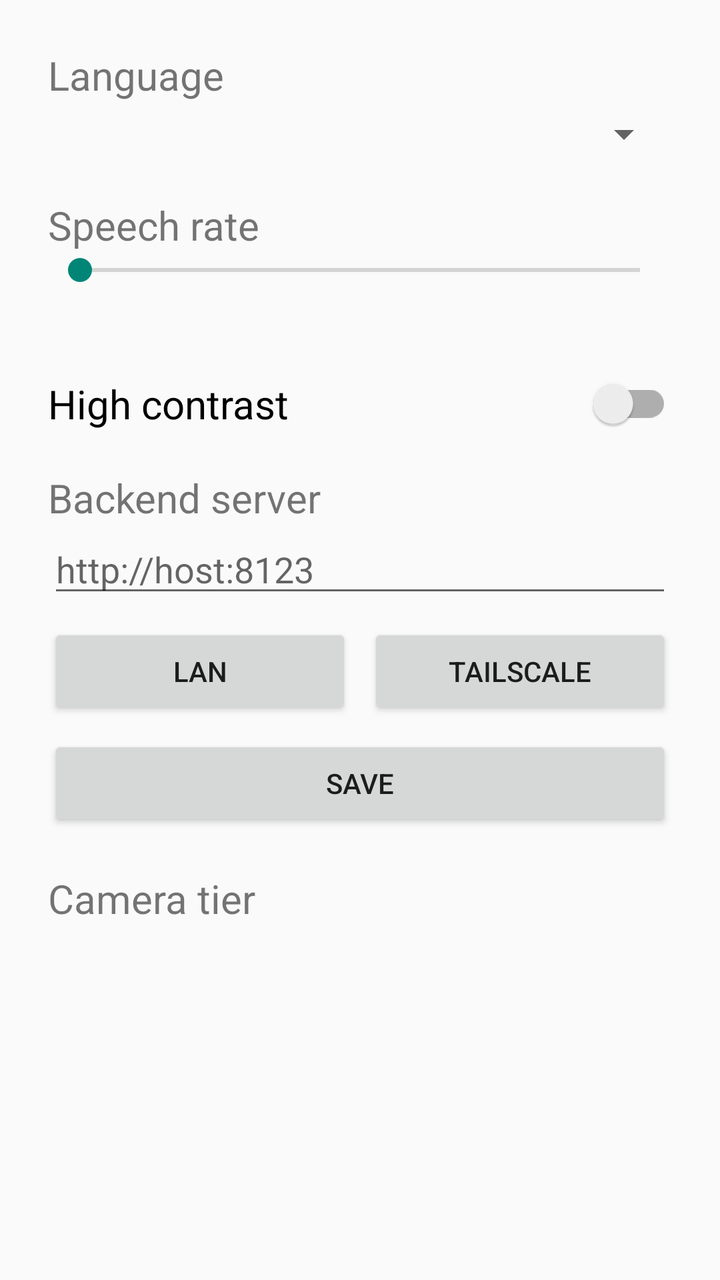
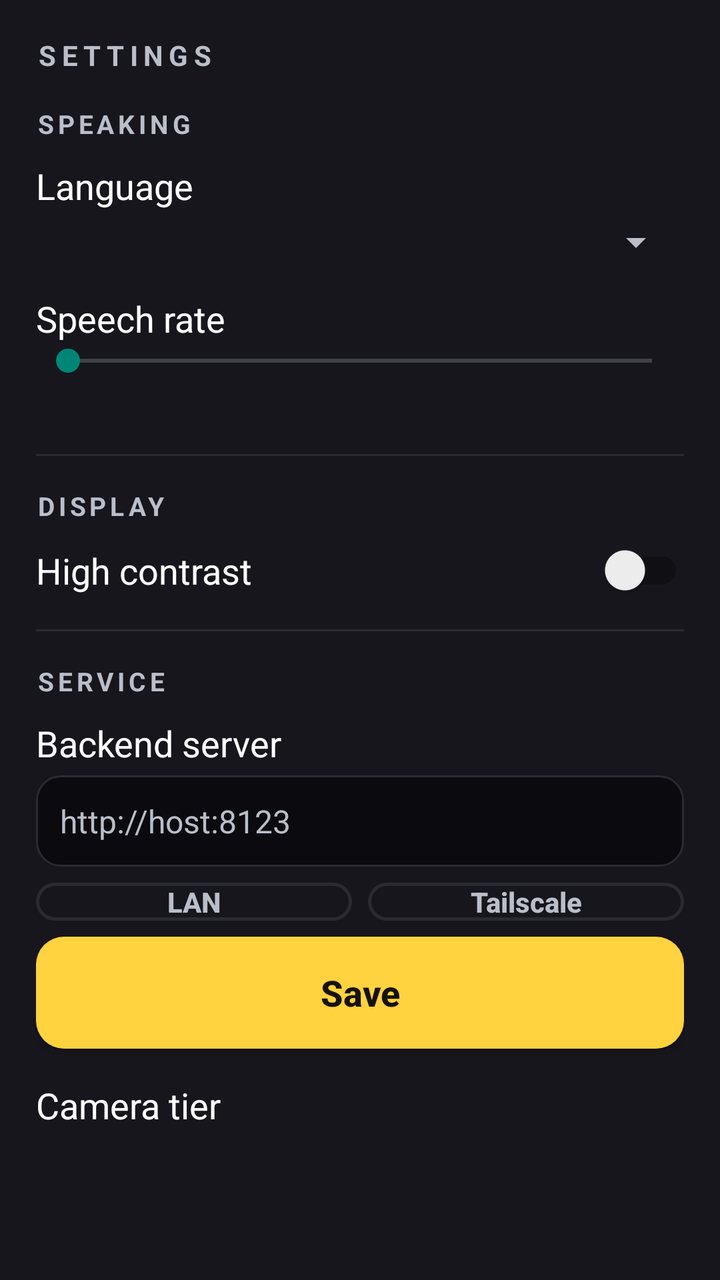

Before-and-after screenshots of an Android layout around one commit, followed by the original layout XML and the change that was made.
<!-- AndroidManifest.xml: application theme Theme.Alumbra -->
<!-- res/layout/activity_settings.xml -->
<?xml version="1.0" encoding="utf-8"?>
<ScrollView xmlns:android="http://schemas.android.com/apk/res/android"
    android:layout_width="match_parent"
    android:layout_height="match_parent"
    android:fillViewport="true">

    <LinearLayout
        android:layout_width="match_parent"
        android:layout_height="wrap_content"
        android:orientation="vertical"
        android:padding="24dp">

        <TextView
            android:layout_width="match_parent"
            android:layout_height="wrap_content"
            android:text="@string/settings_language"
            android:textSize="20sp" />

        <Spinner
            android:id="@+id/language_spinner"
            android:layout_width="match_parent"
            android:layout_height="wrap_content"
            android:layout_marginTop="4dp"
            android:contentDescription="@string/settings_language_description" />

        <TextView
            android:layout_width="match_parent"
            android:layout_height="wrap_content"
            android:layout_marginTop="20dp"
            android:text="@string/settings_rate"
            android:textSize="20sp" />

        <SeekBar
            android:id="@+id/rate_seekbar"
            android:layout_width="match_parent"
            android:layout_height="wrap_content"
            android:contentDescription="@string/settings_rate_description"
            android:max="30" />

        <TextView
            android:id="@+id/rate_value"
            android:layout_width="match_parent"
            android:layout_height="wrap_content"
            android:textSize="18sp" />

        <androidx.appcompat.widget.SwitchCompat
            android:id="@+id/contrast_switch"
            android:layout_width="match_parent"
            android:layout_height="wrap_content"
            android:layout_marginTop="20dp"
            android:contentDescription="@string/settings_contrast_description"
            android:text="@string/settings_contrast"
            android:textSize="20sp" />

        <TextView
            android:layout_width="match_parent"
            android:layout_height="wrap_content"
            android:layout_marginTop="20dp"
            android:text="@string/settings_server"
            android:textSize="20sp" />

        <EditText
            android:id="@+id/base_url_field"
            android:layout_width="match_parent"
            android:layout_height="wrap_content"
            android:contentDescription="@string/settings_server_description"
            android:hint="@string/settings_server_hint"
            android:inputType="textUri"
            android:textSize="18sp" />

        <LinearLayout
            android:layout_width="match_parent"
            android:layout_height="wrap_content"
            android:layout_marginTop="8dp"
            android:orientation="horizontal">

            <Button
                android:id="@+id/preset_lan_button"
                android:layout_width="0dp"
                android:layout_height="wrap_content"
                android:layout_marginEnd="4dp"
                android:layout_weight="1"
                android:contentDescription="@string/preset_lan_description"
                android:text="@string/preset_lan_label" />

            <Button
                android:id="@+id/preset_tail_button"
                android:layout_width="0dp"
                android:layout_height="wrap_content"
                android:layout_marginStart="4dp"
                android:layout_weight="1"
                android:contentDescription="@string/preset_tail_description"
                android:text="@string/preset_tail_label" />

        </LinearLayout>

        <Button
            android:id="@+id/save_server_button"
            android:layout_width="match_parent"
            android:layout_height="wrap_content"
            android:layout_marginTop="8dp"
            android:contentDescription="@string/save_server_description"
            android:text="@string/save_server_label" />

        <TextView
            android:layout_width="match_parent"
            android:layout_height="wrap_content"
            android:layout_marginTop="20dp"
            android:text="@string/settings_camera_tier"
            android:textSize="20sp" />

        <TextView
            android:id="@+id/camera_tier_text"
            android:layout_width="match_parent"
            android:layout_height="wrap_content"
            android:layout_marginBottom="16dp"
            android:textSize="18sp" />

    </LinearLayout>
</ScrollView>
<!-- resources referenced by this layout -->
<resources>
  <string name="preset_lan_description">Use the LAN address preset</string>
  <string name="preset_lan_label">LAN</string>
  <string name="preset_tail_description">Use the Tailscale address preset</string>
  <string name="preset_tail_label">Tailscale</string>
  <string name="save_server_description">Save the backend address</string>
  <string name="save_server_label">Save</string>
  <string name="settings_camera_tier">Camera tier</string>
  <string name="settings_contrast">High contrast</string>
  <string name="settings_contrast_description">High contrast toggle</string>
  <string name="settings_language">Language</string>
  <string name="settings_language_description">Voice language</string>
  <string name="settings_rate">Speech rate</string>
  <string name="settings_rate_description">Speech rate slider</string>
  <string name="settings_server">Backend server</string>
  <string name="settings_server_description">Backend base URL</string>
  <string name="settings_server_hint">http://host:8123</string>
  <style name="Theme.Alumbra" parent="Theme.AppCompat.DayNight.NoActionBar">
          <item name="warningTextColor">#B26A00</item>
      </style>
</resources>

<!-- the commit's change to res/layout/activity_settings.xml (unified diff, before → after) -->
@@ -8,13 +8,35 @@
         android:layout_width="match_parent"
         android:layout_height="wrap_content"
         android:orientation="vertical"
-        android:padding="24dp">
+        android:padding="18dp">
+
+        <TextView
+            android:id="@+id/appname_text"
+            android:layout_width="wrap_content"
+            android:layout_height="wrap_content"
+            android:letterSpacing="0.2"
+            android:text="SETTINGS"
+            android:textColor="@color/alumbra_dim"
+            android:textSize="14sp"
+            android:textStyle="bold" />
 
         <TextView
             android:layout_width="match_parent"
             android:layout_height="wrap_content"
+            android:layout_marginTop="16dp"
+            android:letterSpacing="0.15"
+            android:text="@string/section_speaking"
+            android:textColor="@color/alumbra_dim"
+            android:textSize="13sp"
+            android:textStyle="bold" />
+
+        <TextView
+            android:layout_width="match_parent"
+            android:layout_height="wrap_content"
+            android:layout_marginTop="10dp"
             android:text="@string/settings_language"
-            android:textSize="20sp" />
+            android:textColor="@color/alumbra_ink"
+            android:textSize="18sp" />
 
         <Spinner
             android:id="@+id/language_spinner"
@@ -26,9 +48,10 @@
         <TextView
             android:layout_width="match_parent"
             android:layout_height="wrap_content"
-            android:layout_marginTop="20dp"
+            android:layout_marginTop="14dp"
             android:text="@string/settings_rate"
-            android:textSize="20sp" />
+            android:textColor="@color/alumbra_ink"
+            android:textSize="18sp" />
 
         <SeekBar
             android:id="@+id/rate_seekbar"
@@ -41,32 +64,72 @@
             android:id="@+id/rate_value"
             android:layout_width="match_parent"
             android:layout_height="wrap_content"
-            android:textSize="18sp" />
+            android:textColor="@color/alumbra_amber"
+            android:textSize="16sp" />
+
+        <View
+            android:layout_width="match_parent"
+            android:layout_height="1dp"
+            android:layout_marginTop="16dp"
+            android:background="@color/alumbra_line" />
+
+        <TextView
+            android:layout_width="match_parent"
+            android:layout_height="wrap_content"
+            android:layout_marginTop="16dp"
+            android:letterSpacing="0.15"
+            android:text="@string/section_display"
+            android:textColor="@color/alumbra_dim"
+            android:textSize="13sp"
+            android:textStyle="bold" />
 
         <androidx.appcompat.widget.SwitchCompat
             android:id="@+id/contrast_switch"
             android:layout_width="match_parent"
             android:layout_height="wrap_content"
-            android:layout_marginTop="20dp"
+            android:layout_marginTop="10dp"
             android:contentDescription="@string/settings_contrast_description"
             android:text="@string/settings_contrast"
-            android:textSize="20sp" />
+            android:textColor="@color/alumbra_ink"
+            android:textSize="18sp" />
+
+        <View
+            android:layout_width="match_parent"
+            android:layout_height="1dp"
+            android:layout_marginTop="16dp"
+            android:background="@color/alumbra_line" />
 
         <TextView
             android:layout_width="match_parent"
             android:layout_height="wrap_content"
-            android:layout_marginTop="20dp"
+            android:layout_marginTop="16dp"
+            android:letterSpacing="0.15"
+            android:text="@string/section_service"
+            android:textColor="@color/alumbra_dim"
+            android:textSize="13sp"
+            android:textStyle="bold" />
+
+        <TextView
+            android:layout_width="match_parent"
+            android:layout_height="wrap_content"
+            android:layout_marginTop="10dp"
             android:text="@string/settings_server"
-            android:textSize="20sp" />
+            android:textColor="@color/alumbra_ink"
+            android:textSize="18sp" />
 
         <EditText
             android:id="@+id/base_url_field"
             android:layout_width="match_parent"
             android:layout_height="wrap_content"
+            android:layout_marginTop="4dp"
+            android:background="@drawable/box_type"
             android:contentDescription="@string/settings_server_description"
             android:hint="@string/settings_server_hint"
             android:inputType="textUri"
-            android:textSize="18sp" />
+            android:padding="12dp"
+            android:textColor="@color/alumbra_ink"
+            android:textColorHint="@color/alumbra_dim"
+            android:textSize="16sp" />
 
         <LinearLayout
             android:layout_width="match_parent"
@@ -81,7 +144,9 @@
                 android:layout_marginEnd="4dp"
                 android:layout_weight="1"
                 android:contentDescription="@string/preset_lan_description"
-                android:text="@string/preset_lan_label" />
+                android:minHeight="0dp"
+                android:text="@string/preset_lan_label"
+                style="@style/Widget.Alumbra.Button.Slim" />
 
             <Button
                 android:id="@+id/preset_tail_button"
@@ -90,7 +155,9 @@
                 android:layout_marginStart="4dp"
                 android:layout_weight="1"
                 android:contentDescription="@string/preset_tail_description"
-                android:text="@string/preset_tail_label" />
+                android:minHeight="0dp"
+                android:text="@string/preset_tail_label"
+                style="@style/Widget.Alumbra.Button.Slim" />
 
         </LinearLayout>
 
@@ -100,21 +167,26 @@
             android:layout_height="wrap_content"
             android:layout_marginTop="8dp"
             android:contentDescription="@string/save_server_description"
-            android:text="@string/save_server_label" />
+            android:minHeight="56dp"
+            android:text="@string/save_server_label"
+            style="@style/Widget.Alumbra.Button.Primary" />
 
         <TextView
             android:layout_width="match_parent"
             android:layout_height="wrap_content"
-            android:layout_marginTop="20dp"
+            android:layout_marginTop="16dp"
             android:text="@string/settings_camera_tier"
-            android:textSize="20sp" />
+            android:textColor="@color/alumbra_ink"
+            android:textSize="18sp" />
 
         <TextView
             android:id="@+id/camera_tier_text"
             android:layout_width="match_parent"
             android:layout_height="wrap_content"
+            android:layout_marginTop="4dp"
             android:layout_marginBottom="16dp"
-            android:textSize="18sp" />
+            android:textColor="@color/alumbra_amber"
+            android:textSize="16sp" />
 
     </LinearLayout>
 </ScrollView>
<!-- resource entries referenced after the edit -->
@@ -1,11 +1,25 @@
 <!-- resources referenced by this layout -->
 <resources>
+  <color name="alumbra_amber">#FFD23F</color>
+  <color name="alumbra_dim">#B9BEC9</color>
+  <color name="alumbra_ink">#FFFFFF</color>
+  <color name="alumbra_line">#2A2A33</color>
+  <!-- drawable box_type (drawable) -->
+  <?xml version="1.0" encoding="utf-8"?>
+  <shape xmlns:android="http://schemas.android.com/apk/res/android" android:shape="rectangle">
+      <solid android:color="#0A0A0F" />
+      <stroke android:width="1dp" android:color="@color/alumbra_line" />
+      <corners android:radius="12dp" />
+  </shape>
   <string name="preset_lan_description">Use the LAN address preset</string>
   <string name="preset_lan_label">LAN</string>
   <string name="preset_tail_description">Use the Tailscale address preset</string>
   <string name="preset_tail_label">Tailscale</string>
   <string name="save_server_description">Save the backend address</string>
   <string name="save_server_label">Save</string>
+  <string name="section_display">DISPLAY</string>
+  <string name="section_service">SERVICE</string>
+  <string name="section_speaking">SPEAKING</string>
   <string name="settings_camera_tier">Camera tier</string>
   <string name="settings_contrast">High contrast</string>
   <string name="settings_contrast_description">High contrast toggle</string>
@@ -16,8 +30,45 @@
   <string name="settings_server">Backend server</string>
   <string name="settings_server_description">Backend base URL</string>
   <string name="settings_server_hint">http://host:8123</string>
+  <style name="Widget.Alumbra.Button.Primary" parent="Widget.AppCompat.Button">
+          <item name="android:background">@drawable/btn_amber</item>
+          <item name="android:textColor">@color/alumbra_amber_ink</item>
+          <item name="android:textSize">18sp</item>
+          <item name="android:textStyle">bold</item>
+          <item name="android:textAllCaps">false</item>
+      </style>
+  <style name="Widget.Alumbra.Button.Slim" parent="Widget.AppCompat.Button">
+          <item name="android:background">@drawable/btn_outline</item>
+          <item name="android:textColor">@color/alumbra_dim</item>
+          <item name="android:textSize">14sp</item>
+          <item name="android:textStyle">bold</item>
+          <item name="android:textAllCaps">false</item>
+          <item name="android:minHeight">0dp</item>
+          <item name="android:minWidth">0dp</item>
+      </style>
   <style name="Theme.Alumbra" parent="Theme.AppCompat.DayNight.NoActionBar">
-          <item name="warningTextColor">#B26A00</item>
+          <item name="android:windowBackground">@color/alumbra_soft_bg</item>
+          <item name="android:textColor">@color/alumbra_ink</item>
+          <item name="android:textColorPrimary">@color/alumbra_ink</item>
+          <item name="android:textColorSecondary">@color/alumbra_dim</item>
+          <item name="colorPrimary">@color/alumbra_amber</item>
+          <item name="warningTextColor">@color/alumbra_warn</item>
       </style>
+  <!-- drawable btn_amber (drawable) -->
+  <?xml version="1.0" encoding="utf-8"?>
+  <shape xmlns:android="http://schemas.android.com/apk/res/android" android:shape="rectangle">
+      <solid android:color="@color/alumbra_amber" />
+      <corners android:radius="14dp" />
+  </shape>
+  <color name="alumbra_amber_ink">#161200</color>
+  <!-- drawable btn_outline (drawable) -->
+  <?xml version="1.0" encoding="utf-8"?>
+  <shape xmlns:android="http://schemas.android.com/apk/res/android" android:shape="rectangle">
+      <solid android:color="@android:color/transparent" />
+      <stroke android:width="1.5dp" android:color="@color/alumbra_line" />
+      <corners android:radius="14dp" />
+  </shape>
+  <color name="alumbra_soft_bg">#16161C</color>
+  <color name="alumbra_warn">#FF7847</color>
 </resources>
 
